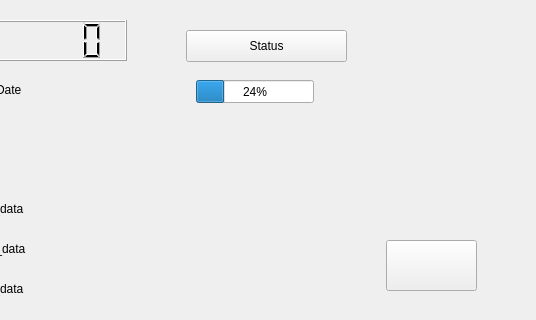
Qt form COMP3004-FinalProject/mainwindow.ui (cgawdzik/COMP3004-TeamProject) before a commit; both pictures show x 284 to 820 and y 0 to 320 of the 820 by 818 pixel window.
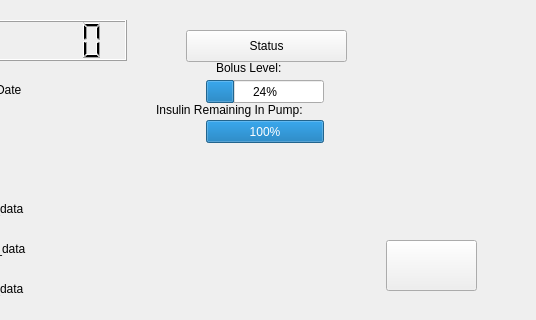
The same form after that commit. Icons and pictures are not drawn.

Commit message: Insulin remaining in pump functionality added

The edit to the form file:
```diff
--- a/COMP3004-FinalProject/mainwindow.ui
+++ b/COMP3004-FinalProject/mainwindow.ui
@@ -946,7 +946,7 @@
    <widget class="QProgressBar" name="BolusLevel">
     <property name="geometry">
      <rect>
-      <x>480</x>
+      <x>490</x>
       <y>80</y>
       <width>118</width>
       <height>23</height>
@@ -1054,6 +1054,51 @@
      </size>
     </property>
    </widget>
+   <widget class="QProgressBar" name="InsulinRemainingBar">
+    <property name="geometry">
+     <rect>
+      <x>490</x>
+      <y>120</y>
+      <width>118</width>
+      <height>23</height>
+     </rect>
+    </property>
+    <property name="maximum">
+     <number>300</number>
+    </property>
+    <property name="value">
+     <number>300</number>
+    </property>
+    <property name="invertedAppearance">
+     <bool>false</bool>
+    </property>
+   </widget>
+   <widget class="QLabel" name="InsulinRemainingLabel">
+    <property name="geometry">
+     <rect>
+      <x>440</x>
+      <y>100</y>
+      <width>161</width>
+      <height>20</height>
+     </rect>
+    </property>
+    <property name="text">
+     <string>Insulin Remaining In Pump:</string>
+    </property>
+   </widget>
+   <widget class="QLabel" name="BolusLevelLabel">
+    <property name="geometry">
+     <rect>
+      <x>500</x>
+      <y>60</y>
+      <width>91</width>
+      <height>16</height>
+     </rect>
+    </property>
+    <property name="text">
+     <string>Bolus Level:</string>
+    </property>
+   </widget>
   </widget>
   <widget class="QMenuBar" name="menubar">
    <property name="geometry">
```
Left out of the diff: 2 changed lines with no effect on the pictures. The commit also changes 2 other files.
